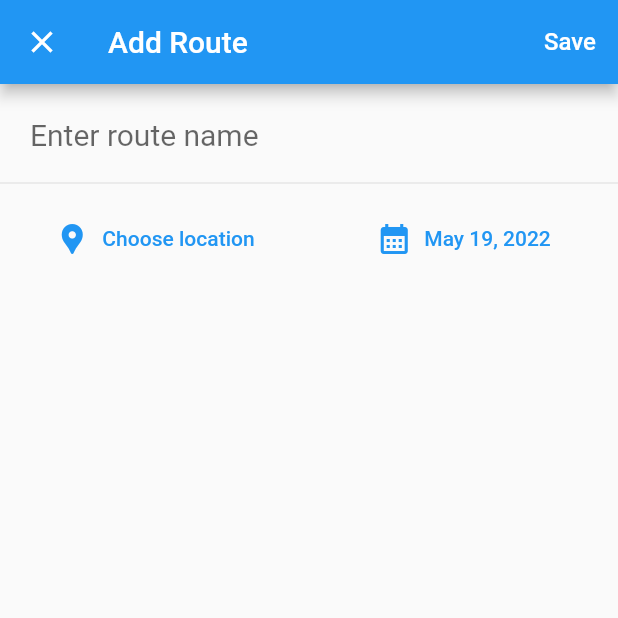
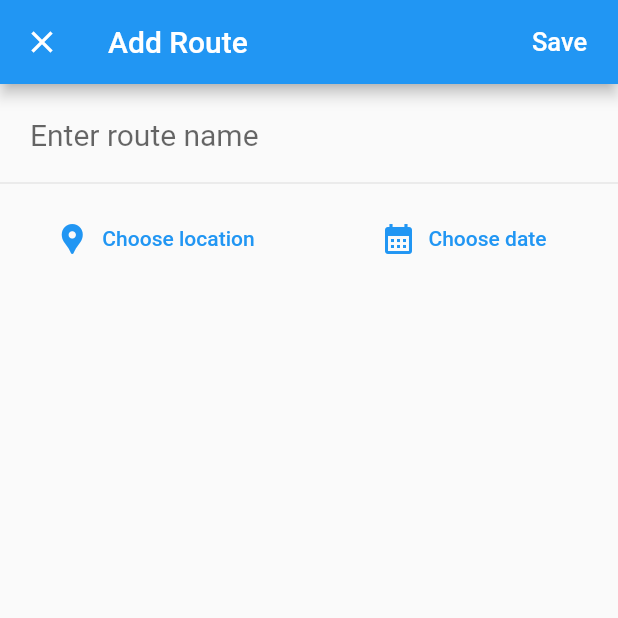
Before and after one commit to Redpoint-app/Redpoint, a Flutter app: the AddPage screen opened directly, on a phone screen of 412 x 824 dp, the top half of it. Run offline on Flutter 3.47's test engine with Material 2 defaults, Android fonts, the phone set to English and light mode, and no system bars.

Commit message:
updated date button and added reusable widget

```diff
--- a/lib/pages/add_page.dart
+++ b/lib/pages/add_page.dart
@@ -1,4 +1,5 @@
 import 'package:flutter/material.dart';
+import 'package:redpoint/widgets/form_button.dart';
 
 final months = [
   'January',
@@ -23,7 +24,7 @@ class AddPage extends StatefulWidget {
 }
 
 class _AddPageState extends State<AddPage> {
-  DateTime date = DateTime.now();
+  DateTime? date;
 
   _selectDate(BuildContext context) async {
     final DateTime? selected = await showDatePicker(
@@ -32,15 +33,17 @@ class _AddPageState extends State<AddPage> {
         firstDate: DateTime(1900, 1, 1),
         lastDate: DateTime.now());
 
-    if (selected != null) {
     setState(() {
       date = selected;
     });
   }
+
+  String _dateToString(DateTime? date) {
+    if (date == null) {
+      return "Choose date";
+    } else {
+      return "${months[date.month - 1]} ${date.day}, ${date.year}";
     }
-
-  String _dateToString(DateTime date) {
-    return "${months[date.month - 1]} ${date.day}, ${date.year}";
   }
 
   @override
@@ -56,16 +59,17 @@ class _AddPageState extends State<AddPage> {
             },
           ),
           actions: [
-            TextButton(
+            Padding(
+                padding: const EdgeInsets.only(right: 7.0),
+                child: TextButton(
                     onPressed: () {},
                     child: const Text(
                       "Save",
                       style: TextStyle(
                           // TODO: Replace this hard coded color with theme reference
                           color: Colors.white,
-                    fontSize: 16.0
-                    ),
-                ))
+                          fontSize: 17.0),
+                    )))
           ],
         ),
         body: Center(
@@ -87,24 +91,16 @@ class _AddPageState extends State<AddPage> {
                 child: Row(
                   mainAxisAlignment: MainAxisAlignment.spaceAround,
                   children: [
-                    Expanded(
-                        child: Padding(
-                            padding:
-                                const EdgeInsets.symmetric(horizontal: 10.0),
-                            child: TextButton.icon(
-                                onPressed: () {},
-                                icon: const Icon(Icons.location_pin),
-                                label: const Text("Choose location")))),
-                    Expanded(
-                        child: Padding(
-                            padding:
-                                const EdgeInsets.symmetric(horizontal: 10.0),
-                            child: TextButton.icon(
+                    FormButton(
+                        icon: Icons.location_pin,
+                        label: "Choose location",
+                        onPressed: () {}),
+                    FormButton(
+                        icon: Icons.calendar_month,
+                        label: _dateToString(date),
                         onPressed: () {
                           _selectDate(context);
-                                },
-                                icon: const Icon(Icons.calendar_month),
-                                label: Text(_dateToString(date))))),
+                        }),
                   ],
                 )),
           ]),
--- /dev/null
+++ b/lib/widgets/form_button.dart
@@ -0,0 +1,27 @@
+import 'package:flutter/material.dart';
+
+class FormButton extends StatefulWidget {
+  const FormButton({super.key, required this.icon, required this.label, required this.onPressed});
+
+  final IconData icon;
+  final String label;
+  final void Function() onPressed;
+
+  @override
+  _FormButtonState createState() => _FormButtonState();
+}
+
+class _FormButtonState extends State<FormButton> {
+  @override
+  Widget build(BuildContext context) {
+    return Expanded(
+        child: Padding(
+            padding: const EdgeInsets.symmetric(horizontal: 10.0),
+            child: TextButton.icon(
+                onPressed: () {
+                  widget.onPressed();
+                },
+                icon: Icon(widget.icon),
+                label: Text(widget.label))));
+  }
+}
```
Lines whose indentation alone changed are shown as unchanged.
